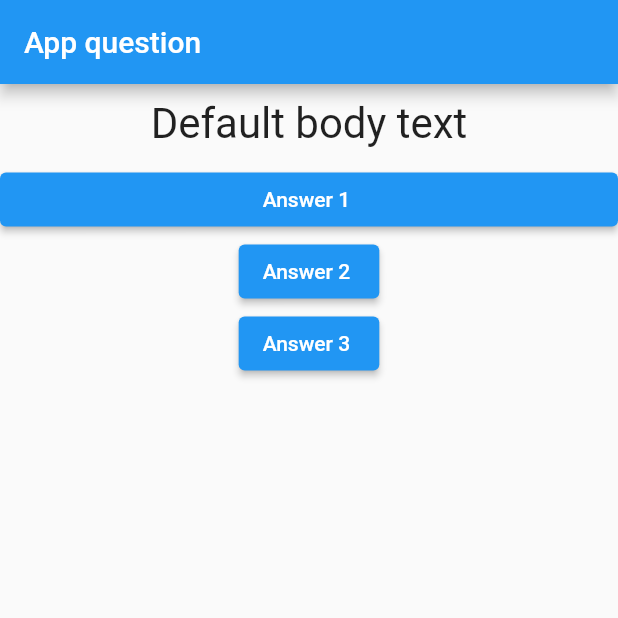
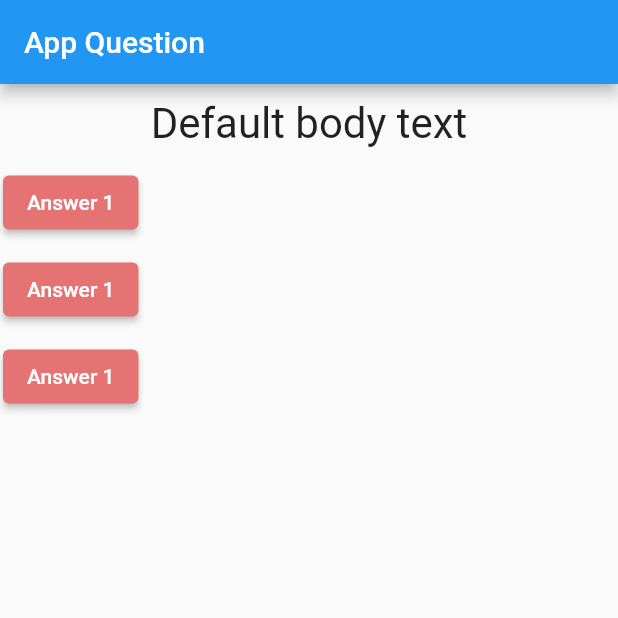
Before and after one commit to cristian-guerrero/flutter_complete_guide_1, a Flutter app: the screen it shows after launch, on a phone screen of 412 x 824 dp, the top half of it. Run offline on Flutter 3.47's test engine with Material 2 defaults, Android fonts, the phone set to English and light mode, and no system bars.

Commit message:
it was tested style color

```diff
--- /dev/null
+++ b/lib/answer.dart
@@ -0,0 +1,24 @@
+import 'package:flutter/material.dart';
+
+class Answer extends StatelessWidget {
+  final void Function() answerQuestion;
+  final String text;
+
+  Answer({required this.answerQuestion, required this.text});
+
+  @override
+  Widget build(BuildContext context) {
+    return Row(children: [
+      Container(
+        // width: 100,
+        margin: const EdgeInsets.only(bottom: 6),
+        padding: const EdgeInsets.all(2),
+        child: ElevatedButton(
+            style: ElevatedButton.styleFrom(primary: Colors.red.shade300),
+            // style: ButtonStyle( backgroundColor: MaterialStateProperty.all(Colors.red)),
+            onPressed: answerQuestion,
+            child: Text(this.text)),
+      )
+    ]);
+  }
+}
--- a/lib/main.dart
+++ b/lib/main.dart
@@ -1,4 +1,5 @@
 import 'package:flutter/material.dart';
+import 'package:flutter_complete_guide/answer.dart';
 import 'package:flutter_complete_guide/question.dart';
 /*
 void main() {
@@ -25,7 +26,7 @@ class _AppState extends State<App> {
       home: Scaffold(
           appBar: AppBar(
             title: Text(
-              'App question',
+              'App Question',
             ),
           ),
           body: Container(
@@ -35,22 +36,16 @@ class _AppState extends State<App> {
 
               children: [
                 Question(response),
-                Row(
-                  children: [
-                    Expanded(
-                        flex: 1,
-                        child: ElevatedButton(
-                            onPressed: answerQuestion('Answer 1 '),
-                            child: Text('Answer 1 '))),
-                  ],
-                ),
+                Answer(
+                    answerQuestion: answerQuestion('Answer 1'),
+                    text: 'Answer 1'),
 
-                ElevatedButton(
-                    onPressed: answerQuestion('Answer 2 '),
-                    child: Text('Answer 2 ')),
-                ElevatedButton(
-                    onPressed: answerQuestion('Answer 3 '),
-                    child: Text('Answer 3 ')),
+                Answer(
+                    answerQuestion: answerQuestion('Answer 1'),
+                    text: 'Answer 1'),
+                Answer(
+                    answerQuestion: answerQuestion('Answer 1'),
+                    text: 'Answer 1'),
                 // RaisedButton(onPressed: onPressed)
               ],
             ),
@@ -92,8 +87,10 @@ class Person3 {
   int age;
 
   Person3(this.name, this.age);
+  Person3.old(this.name) : this.age = 22;
 }
 
 var p2 = Person2(name: 'Foo', age: 69);
 var p = Person('inputName', 22);
 var p3 = Person3('fulano', 37);
+var p32 = Person3.old('Other name');
```
